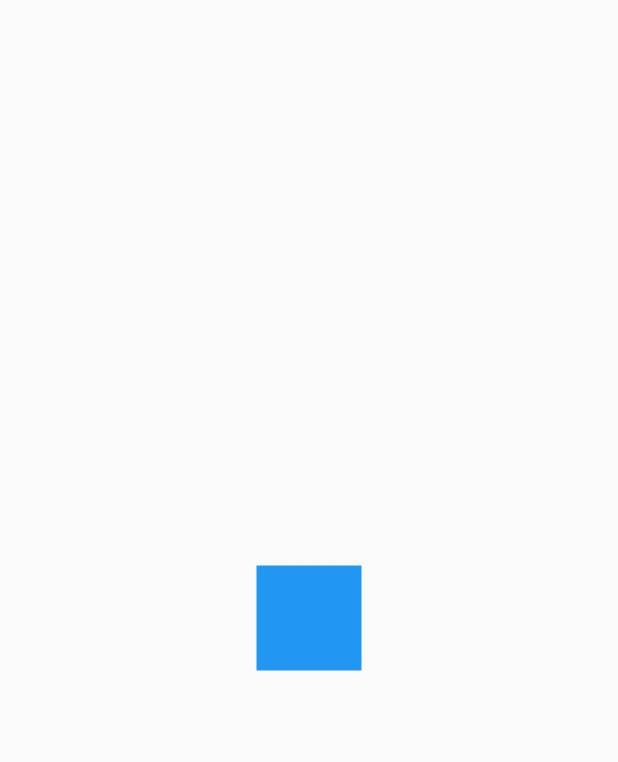
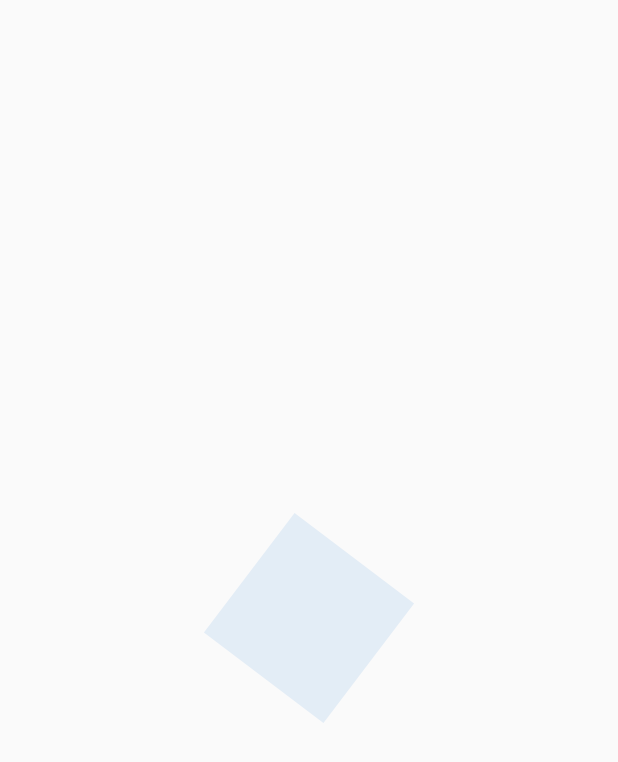
Before and after one commit to OdaFra/Disenhos_profesionales_y_animaciones, a Flutter app: the screen it shows after launch, on a phone screen of 412 x 824 dp. Shown: the top 762 px of the screen. Run offline on Flutter 3.47's test engine with Material 2 defaults, Android fonts, the phone set to English and light mode, and no system bars.

Commit message:
Proceso de animacion para contenedor

```diff
--- a/lib/src/pages/animaciones_page.dart
+++ b/lib/src/pages/animaciones_page.dart
@@ -1,4 +1,5 @@
 import 'package:flutter/material.dart';
+import 'dart:math' as Math;
 
 class AnimacionesPage extends StatelessWidget {
   const AnimacionesPage({Key? key}) : super(key: key);
@@ -18,10 +19,78 @@ class CuadradoAnimado extends StatefulWidget {
   State<CuadradoAnimado> createState() => _CuadradoAnimadoState();
 }
 
-class _CuadradoAnimadoState extends State<CuadradoAnimado> {
+class _CuadradoAnimadoState extends State<CuadradoAnimado>
+    with SingleTickerProviderStateMixin {
+  late AnimationController controller;
+  late Animation<double> rotacion;
+  late Animation<double> opacidad;
+
+  @override
+  void initState() {
+    // ignore: unnecessary_new
+    controller = new AnimationController(
+      vsync: this,
+      duration: Duration(milliseconds: 4000),
+    );
+    rotacion = Tween(begin: 0.0, end: 2 * Math.pi).animate(
+      //controller
+      CurvedAnimation(
+        parent: controller,
+        curve: Curves.easeOut,
+      ),
+    );
+
+    opacidad = Tween(begin: 0.1, end: 1.0).animate(
+      CurvedAnimation(
+          parent: controller,
+          curve: const Interval(
+            0.75,
+            1,
+            curve: Curves.easeOut,
+          )
+          //Curves.easeInOut,
+          ),
+    );
+
+    controller.addListener(() {
+      print('Status:  ${controller.status}');
+      if (controller.status == AnimationStatus.completed) {
+        controller.reverse();
+      }
+      // else if (controller.status == AnimationStatus.dismissed) {
+      //   controller.forward();
+      // }
+    });
+
+    super.initState();
+  }
+
+  @override
+  void dispose() {
+    controller.dispose();
+    super.dispose();
+  }
+
   @override
   Widget build(BuildContext context) {
-    return _Rectangulo();
+    //Play / Reproducir
+    controller.forward();
+
+    return AnimatedBuilder(
+      child: _Rectangulo(),
+      animation: controller,
+      builder: (BuildContext context, Widget? childRectangulo) {
+        //print('rotacion: ' + rotacion.value.toString());
+        return Transform.rotate(
+          angle: rotacion.value,
+          child: Opacity(
+            opacity: opacidad.value,
+            child: childRectangulo,
+          ),
+          //    child: _Rectangulo(),
+        );
+      },
+    );
   }
 }
 
@@ -29,9 +98,9 @@ class _Rectangulo extends StatelessWidget {
   @override
   Widget build(BuildContext context) {
     return Container(
-      width: 70,
-      height: 70,
-      decoration: BoxDecoration(color: Colors.blue),
+      width: 100,
+      height: 100,
+      decoration: BoxDecoration(color: Colors.blue.shade700),
     );
   }
 }
--- a/lib/src/pages/header_page.dart
+++ b/lib/src/pages/header_page.dart
@@ -6,6 +6,7 @@ class HeardesPage extends StatelessWidget {
 
   @override
   Widget build(BuildContext context) {
-    return Scaffold(body: AnimacionesPage());
+    // ignore: prefer_const_constructors
+    return Scaffold(body: const AnimacionesPage());
   }
 }
```
